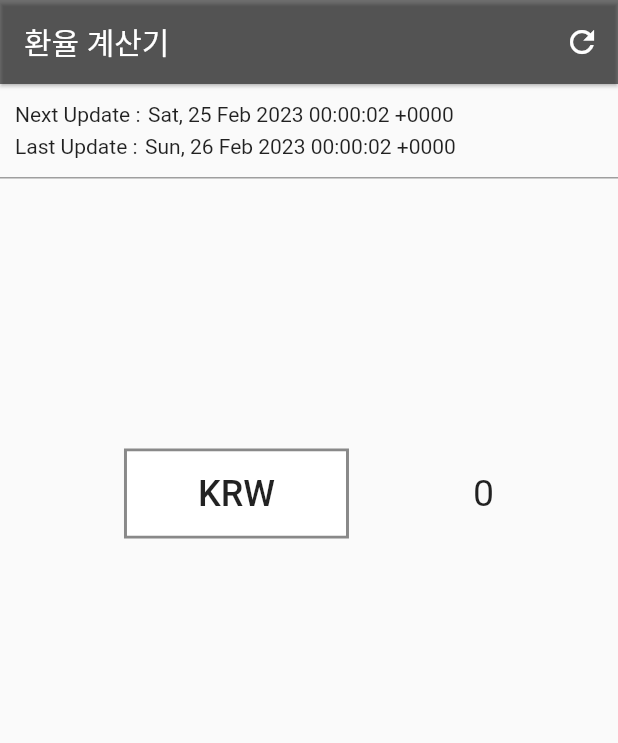
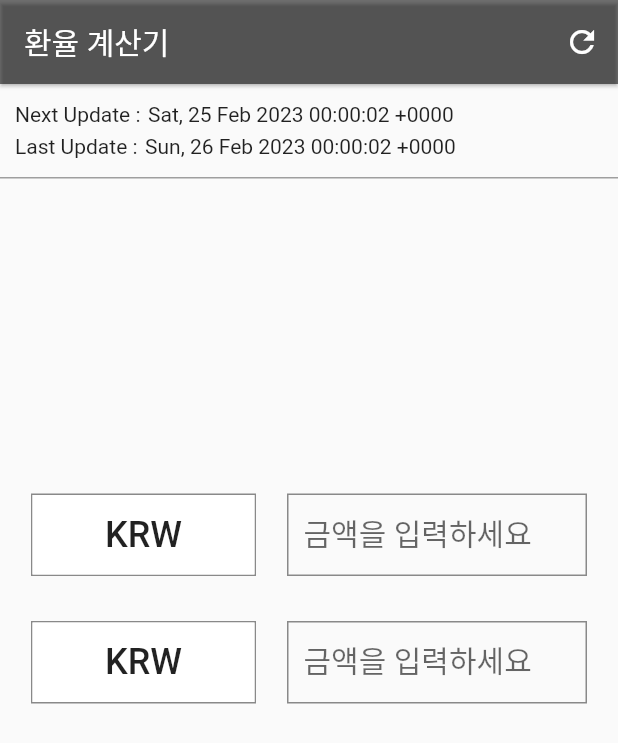
Before and after one commit to wyongjae/currency_info_app_practice, a Flutter app: the screen it shows after launch, on a phone screen of 412 x 824 dp. Shown: the top 743 px of the screen. Run offline on Flutter 3.47's test engine with Material 2 defaults, Android fonts, the phone set to English and light mode, and no system bars; our stand-ins replace freezed_annotation; generated files the repository leaves out were written again.

Commit message:
1: Add: second ElevatedButton and textField to compare with first textField 2: Add: another setNation2 function in CurrencyViewModel

```diff
--- a/lib/presentation/currency_screen/currency_screen.dart
+++ b/lib/presentation/currency_screen/currency_screen.dart
@@ -11,7 +11,8 @@ class CurrencyScreen extends StatefulWidget {
 }
 
 class _CurrencyScreenState extends State<CurrencyScreen> {
-  final TextEditingController _controller = TextEditingController();
+  final TextEditingController _controller1 = TextEditingController();
+  final TextEditingController _controller2 = TextEditingController();
 
   @override
   void initState() {
@@ -19,20 +20,14 @@ class _CurrencyScreenState extends State<CurrencyScreen> {
     WidgetsBinding.instance.addPostFrameCallback((_) {
       final viewModel = context.read<CurrencyViewModel>();
       viewModel.fetch();
-
-      viewModel.eventStream.listen((event) {
-        event.when(showSnackBar: (message) {
-          final snackBar = SnackBar(content: Text(message));
-          ScaffoldMessenger.of(context).showSnackBar(snackBar);
-        });
-      });
     });
   }
 
   @override
   void dispose() {
     super.dispose();
-    _controller.dispose();
+    _controller1.dispose();
+    _controller2.dispose();
   }
 
   @override
@@ -101,19 +96,20 @@ class _CurrencyScreenState extends State<CurrencyScreen> {
             color: Colors.grey,
           ),
           const SizedBox(
-            height: 180,
+            height: 210,
           ),
           Row(
             mainAxisAlignment: MainAxisAlignment.spaceEvenly,
             children: [
               Container(
                 width: 150,
-                height: 60,
+                height: 55,
                 decoration: BoxDecoration(
                   border: Border.all(
-                  width: 2,
+                    width: 1,
                     color: Colors.black45,
-                )),
+                  ),
+                ),
                 child: ElevatedButton(
                   onPressed: () {
                     viewModel.fetch();
@@ -132,8 +128,13 @@ class _CurrencyScreenState extends State<CurrencyScreen> {
                                 final conversionRate =
                                     viewModel.state.conversionRates[index];
 
-                                return Card(
-                                  child: InkWell(
+                                return Column(
+                                  children: [
+                                    const Divider(
+                                      height: 1,
+                                      thickness: 1,
+                                    ),
+                                    InkWell(
                                       splashColor: Colors.black38,
                                       onTap: () {
                                         viewModel.setNation(conversionRate);
@@ -141,9 +142,11 @@ class _CurrencyScreenState extends State<CurrencyScreen> {
                                       },
                                       child: ListTile(
                                         title: Text(conversionRate.nation),
-                                      trailing: Text('${conversionRate.rate}'),
+                                        trailing:
+                                            Text('${conversionRate.rate}'),
                                       ),
                                     ),
+                                  ],
                                 );
                               },
                             ),
@@ -168,11 +171,128 @@ class _CurrencyScreenState extends State<CurrencyScreen> {
                   ),
                 ),
               ),
-              Flexible(
+              Container(
+                width: 200,
+                height: 55,
+                decoration: BoxDecoration(
+                  border: Border.all(
+                    width: 1,
+                    color: Colors.black45,
+                  ),
+                ),
+                child: TextFormField(
+                  style: const TextStyle(fontSize: 20),
+                  controller: _controller1,
+                  keyboardType: TextInputType.number,
+                  onChanged: (text) {
+                    viewModel.changeTextField(text);
+                  },
+                  decoration: const InputDecoration(
+                    contentPadding: EdgeInsets.all(10),
+                    border: InputBorder.none,
+                    hintText: '금액을 입력하세요',
+                  ),
+                ),
+              ),
+            ],
+          ),
+          const SizedBox(
+            height: 30,
+          ),
+          Row(
+            mainAxisAlignment: MainAxisAlignment.spaceEvenly,
+            children: [
+              Container(
+                width: 150,
+                height: 55,
+                decoration: BoxDecoration(
+                  border: Border.all(
+                    width: 1,
+                    color: Colors.black45,
+                  ),
+                ),
+                child: ElevatedButton(
+                  onPressed: () {
+                    // 데이터를 바로 표시하기 위해 fetch 를 2번 실행
+                    viewModel.fetch();
+                    showDialog(
+                      context: context,
+                      builder: (BuildContext context) {
+                        viewModel.fetch();
+                        return AlertDialog(
+                          title: const Text('검색창'),
+                          content: SizedBox(
+                            width: double.maxFinite,
+                            height: 400,
+                            child: ListView.builder(
+                              itemCount: viewModel.state.conversionRates.length,
+                              itemBuilder: (BuildContext context, int index) {
+                                final conversionRate =
+                                    viewModel.state.conversionRates[index];
+
+                                return Column(
+                                  children: [
+                                    const Divider(
+                                      height: 1,
+                                      thickness: 1,
+                                    ),
+                                    InkWell(
+                                      splashColor: Colors.black38,
+                                      onTap: () {
+                                        viewModel.setNation2(conversionRate);
+                                        Navigator.pop(context);
+                                      },
+                                      child: ListTile(
+                                        title: Text(conversionRate.nation),
+                                        trailing:
+                                            Text('${conversionRate.rate}'),
+                                      ),
+                                    ),
+                                  ],
+                                );
+                              },
+                            ),
+                          ),
+                        );
+                      },
+                    );
+                  },
+                  style: ElevatedButton.styleFrom(
+                    shape: RoundedRectangleBorder(
+                      borderRadius: BorderRadius.circular(0),
+                    ),
+                    foregroundColor: Colors.black87,
+                    backgroundColor: Colors.white,
+                    elevation: 0.0,
+                  ),
                   child: Text(
-                  '${viewModel.state.exchangeRate}',
+                    viewModel.state.conversionRate2.nation,
                     style: const TextStyle(
-                    fontSize: 25,
+                      fontSize: 24,
+                    ),
+                  ),
+                ),
+              ),
+              Container(
+                width: 200,
+                height: 55,
+                decoration: BoxDecoration(
+                  border: Border.all(
+                    width: 1,
+                    color: Colors.black45,
+                  ),
+                ),
+                child: TextFormField(
+                  style: const TextStyle(fontSize: 20),
+                  controller: _controller2,
+                  keyboardType: TextInputType.number,
+                  onChanged: (text) {
+                    viewModel.changeTextField(text);
+                  },
+                  decoration: const InputDecoration(
+                    contentPadding: EdgeInsets.all(10),
+                    border: InputBorder.none,
+                    hintText: '금액을 입력하세요',
                   ),
                 ),
               ),
--- a/lib/presentation/currency_screen/currency_state.dart
+++ b/lib/presentation/currency_screen/currency_state.dart
@@ -10,6 +10,7 @@ part 'currency_state.g.dart';
 class CurrencyState with _$CurrencyState {
   factory CurrencyState({
     required ConversionRate conversionRate,
+    required ConversionRate conversionRate2,
     @Default(0) num exchangeRate,
     Currency? currency,
     @Default([]) List<ConversionRate> conversionRates,
--- a/lib/presentation/currency_screen/currency_view_model.dart
+++ b/lib/presentation/currency_screen/currency_view_model.dart
@@ -18,7 +18,10 @@ class CurrencyViewModel with ChangeNotifier {
           .toList() ??
       [];
 
-  CurrencyState _state = CurrencyState(conversionRate: ConversionRate());
+  CurrencyState _state = CurrencyState(
+    conversionRate: ConversionRate(),
+    conversionRate2: ConversionRate(),
+  );
 
   CurrencyState get state => _state;
 
@@ -58,6 +61,14 @@ class CurrencyViewModel with ChangeNotifier {
     notifyListeners();
   }
 
+  void setNation2(ConversionRate conversionRate) {
+    _state = state.copyWith(
+      conversionRate2: conversionRate,
+      exchangeRate: _money * conversionRate.rate,
+    );
+    notifyListeners();
+  }
+
   void inputMoney(num money) {
     _money = money;
     _state = state.copyWith(
@@ -71,8 +82,7 @@ class CurrencyViewModel with ChangeNotifier {
       num money = num.parse(text);
       inputMoney(money);
     } catch (e) {
-      _eventStreamController
-          .add(const CurrencyUiEvent.showSnackBar('형식이 안 맞습니다'));
+      return;
     }
   }
 }
```
Lines whose indentation alone changed are shown as unchanged.
